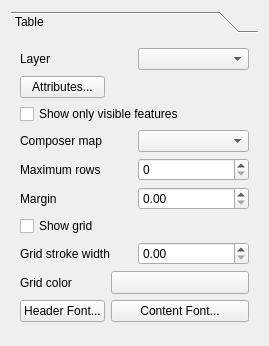
The window that src/ui/qgscomposertablewidgetbase.ui (qgis/QGIS) describes before a commit, drawn with Qt 5.
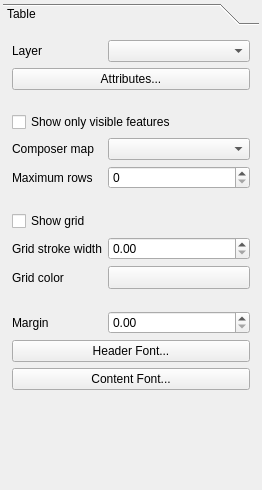
The same window after the commit. Custom widgets are drawn as their Qt base class.

What changed in the file:
```diff
--- a/src/ui/qgscomposertablewidgetbase.ui
+++ b/src/ui/qgscomposertablewidgetbase.ui
@@ -6,14 +6,17 @@
    <rect>
     <x>0</x>
     <y>0</y>
-    <width>269</width>
-    <height>346</height>
+    <width>262</width>
+    <height>490</height>
    </rect>
   </property>
   <property name="windowTitle">
    <string>Form</string>
   </property>
   <layout class="QGridLayout" name="gridLayout_2">
+   <property name="margin">
+    <number>3</number>
+   </property>
    <item row="0" column="0">
     <widget class="QToolBox" name="mToolBox">
      <property name="currentIndex">
@@ -24,17 +27,18 @@
        <rect>
         <x>0</x>
         <y>0</y>
-        <width>260</width>
-        <height>298</height>
+        <width>239</width>
+        <height>464</height>
        </rect>
       </property>
       <attribute name="label">
        <string>Table</string>
       </attribute>
-      <layout class="QGridLayout" name="gridLayout">
-       <item row="0" column="0" colspan="2">
-        <layout class="QHBoxLayout" name="horizontalLayout_4">
-         <item>
+      <layout class="QFormLayout" name="formLayout">
+       <property name="fieldGrowthPolicy">
+        <enum>QFormLayout::AllNonFixedFieldsGrow</enum>
+       </property>
+       <item row="0" column="0">
           <widget class="QLabel" name="mLayerLabel">
            <property name="text">
             <string>Layer</string>
@@ -44,41 +48,33 @@
            </property>
           </widget>
          </item>
-         <item>
+       <item row="0" column="1">
           <widget class="QComboBox" name="mLayerComboBox"/>
          </item>
-        </layout>
-       </item>
-       <item row="1" column="0">
+       <item row="1" column="0" colspan="2">
         <widget class="QPushButton" name="mAttributesPushButton">
          <property name="text">
           <string>Attributes...</string>
          </property>
         </widget>
        </item>
-       <item row="1" column="1">
-        <spacer name="horizontalSpacer">
-         <property name="orientation">
-          <enum>Qt::Horizontal</enum>
-         </property>
-         <property name="sizeHint" stdset="0">
-          <size>
-           <width>40</width>
-           <height>20</height>
-          </size>
-         </property>
-        </spacer>
-       </item>
-       <item row="2" column="0" colspan="2">
-        <widget class="QCheckBox" name="mShowOnlyVisibleFeaturesCheckBox">
-         <property name="text">
-          <string>Show only visible features</string>
-         </property>
-        </widget>
-       </item>
        <item row="3" column="0" colspan="2">
-        <layout class="QHBoxLayout" name="horizontalLayout_3">
-         <item>
+        <spacer name="verticalSpacer">
+         <property name="orientation">
+          <enum>Qt::Vertical</enum>
+         </property>
+         <property name="sizeType">
+          <enum>QSizePolicy::Fixed</enum>
+         </property>
+         <property name="sizeHint" stdset="0">
+          <size>
+           <width>20</width>
+           <height>10</height>
+          </size>
+         </property>
+        </spacer>
+       </item>
+       <item row="5" column="0">
           <widget class="QLabel" name="mComposerMapLabel">
            <property name="text">
             <string>Composer map</string>
@@ -88,14 +84,10 @@
            </property>
           </widget>
          </item>
-         <item>
+       <item row="5" column="1">
           <widget class="QComboBox" name="mComposerMapComboBox"/>
          </item>
-        </layout>
-       </item>
-       <item row="4" column="0" colspan="2">
-        <layout class="QHBoxLayout" name="horizontalLayout_2">
-         <item>
+       <item row="8" column="0">
           <widget class="QLabel" name="mMaxNumFeaturesLabel">
            <property name="text">
             <string>Maximum rows</string>
@@ -105,38 +97,33 @@
            </property>
           </widget>
          </item>
-         <item>
+       <item row="8" column="1">
           <widget class="QSpinBox" name="mMaximumColumnsSpinBox"/>
          </item>
-        </layout>
-       </item>
-       <item row="5" column="0" colspan="2">
-        <layout class="QHBoxLayout" name="horizontalLayout">
-         <item>
-          <widget class="QLabel" name="mMarginLabel">
-           <property name="text">
-            <string>Margin</string>
-           </property>
-           <property name="buddy">
-            <cstring>mMarginSpinBox</cstring>
-           </property>
-          </widget>
-         </item>
-         <item>
-          <widget class="QDoubleSpinBox" name="mMarginSpinBox"/>
-         </item>
-        </layout>
-       </item>
-       <item row="6" column="0" colspan="2">
+       <item row="12" column="0" colspan="2">
+        <spacer name="verticalSpacer_2">
+         <property name="orientation">
+          <enum>Qt::Vertical</enum>
+         </property>
+         <property name="sizeType">
+          <enum>QSizePolicy::Fixed</enum>
+         </property>
+         <property name="sizeHint" stdset="0">
+          <size>
+           <width>20</width>
+           <height>10</height>
+          </size>
+         </property>
+        </spacer>
+       </item>
+       <item row="13" column="0" colspan="2">
         <widget class="QCheckBox" name="mShowGridCheckBox">
          <property name="text">
           <string>Show grid</string>
          </property>
         </widget>
        </item>
-       <item row="7" column="0" colspan="2">
-        <layout class="QHBoxLayout" name="horizontalLayout_5">
-         <item>
+       <item row="14" column="0">
           <widget class="QLabel" name="mGridStrokeWidthLabel">
            <property name="text">
             <string>Grid stroke width</string>
@@ -146,12 +133,10 @@
            </property>
           </widget>
          </item>
-         <item>
+       <item row="14" column="1">
           <widget class="QDoubleSpinBox" name="mGridStrokeWidthSpinBox"/>
          </item>
-        </layout>
-       </item>
-       <item row="8" column="0">
+       <item row="15" column="0">
         <widget class="QLabel" name="mGridColorLabel">
          <property name="text">
           <string>Grid color</string>
@@ -161,7 +146,7 @@
          </property>
         </widget>
        </item>
-       <item row="8" column="1">
+       <item row="15" column="1">
         <widget class="QgsColorButton" name="mGridColorButton">
          <property name="sizePolicy">
           <sizepolicy hsizetype="Preferred" vsizetype="Fixed">
@@ -174,20 +159,56 @@
          </property>
         </widget>
        </item>
-       <item row="9" column="0">
+       <item row="20" column="0" colspan="2">
+        <spacer name="verticalSpacer_3">
+         <property name="orientation">
+          <enum>Qt::Vertical</enum>
+         </property>
+         <property name="sizeType">
+          <enum>QSizePolicy::Fixed</enum>
+         </property>
+         <property name="sizeHint" stdset="0">
+          <size>
+           <width>20</width>
+           <height>10</height>
+          </size>
+         </property>
+        </spacer>
+       </item>
+       <item row="22" column="0" colspan="2">
         <widget class="QPushButton" name="mHeaderFontPushButton">
          <property name="text">
           <string>Header Font...</string>
          </property>
         </widget>
        </item>
-       <item row="9" column="1">
+       <item row="24" column="0" colspan="2">
         <widget class="QPushButton" name="mContentFontPushButton">
          <property name="text">
           <string>Content Font...</string>
          </property>
         </widget>
        </item>
+       <item row="21" column="0">
+        <widget class="QLabel" name="mMarginLabel">
+         <property name="text">
+          <string>Margin</string>
+         </property>
+         <property name="buddy">
+          <cstring>mMarginSpinBox</cstring>
+         </property>
+        </widget>
+       </item>
+       <item row="21" column="1">
+        <widget class="QDoubleSpinBox" name="mMarginSpinBox"/>
+       </item>
+       <item row="4" column="0" colspan="2">
+        <widget class="QCheckBox" name="mShowOnlyVisibleFeaturesCheckBox">
+         <property name="text">
+          <string>Show only visible features</string>
+         </property>
+        </widget>
+       </item>
       </layout>
      </widget>
     </widget>
```
Lines whose indentation alone changed are shown as unchanged.
